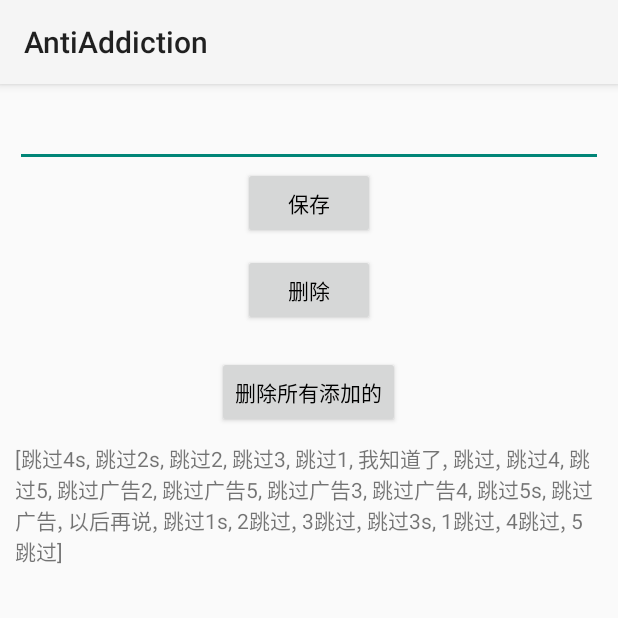
After one commit to buttonXin/antiaddiction, an Android app: the EditAdActivity screen opened directly, with no data from a screen before it, on a phone screen of 412 x 824 dp, the top half of it. The commit adds this screen. Run offline under Robolectric (Android 15) with nearby library versions, the phone set to English and light mode, and no system bars; libraries missing offline, so code that uses them is left out: com.hjq.toast.

```diff
--- a/app/src/main/java/com/oldhigh/antiaddiction/DataManager.java
+++ b/app/src/main/java/com/oldhigh/antiaddiction/DataManager.java
@@ -2,20 +2,24 @@ package com.oldhigh.antiaddiction;
 
 import android.content.Context;
 import android.content.SharedPreferences;
+import android.util.Log;
 
 import com.oldhigh.antiaddiction.bean.AppInfo;
 import com.oldhigh.antiaddiction.util.HelpUtil;
 
 import java.util.ArrayList;
+import java.util.Arrays;
 import java.util.HashSet;
 import java.util.List;
 import java.util.Set;
 
 public class DataManager {
 
+    public static final String TAG = DataManager.class.getSimpleName();
     private static DataManager instance;
 
     private Set<AppInfo> appInfoSets = new HashSet<>();
+    private Set<String> adNameSets;
     private Context context;
     private SharedPreferences sharedPreferences;
     private PackageEventListener listener;
@@ -38,6 +42,9 @@ public class DataManager {
     public void init(Context context) {
         this.context = context;
         sharedPreferences = context.getSharedPreferences("appInfo", Context.MODE_PRIVATE);
+
+        adNameSets = sharedPreferences.getStringSet("ads", new HashSet<>());
+        Log.e(TAG, "init: " + adNameSets.toString());
     }
 
 
@@ -88,6 +95,37 @@ public class DataManager {
         }
     }
 
+    public void addSkipAd(String ad) {
+        adNameSets.add(ad);
+        sharedPreferences.edit().putStringSet("ads", adNameSets).apply();
+    }
+
+    public void removeSkipAd(String ad) {
+        adNameSets.remove(ad);
+        sharedPreferences.edit().putStringSet("ads", adNameSets).apply();
+    }
+
+    public void removeAllEditAd() {
+        adNameSets.clear();
+        sharedPreferences.edit().putStringSet("ads", adNameSets).apply();
+    }
+
+    public Set<String> getAllAdName() {
+        List<String> strings = Arrays.asList(
+                "跳过5", "跳过4", "跳过3", "跳过2", "跳过1", "跳过",
+                "跳过5s", "跳过4s", "跳过3s", "跳过2s", "跳过1s", "跳过",
+                "5跳过", "4跳过", "3跳过", "2跳过", "1跳过", "跳过",
+                "跳过广告5", "跳过广告4", "跳过广告3", "跳过广告2", "跳过广告",
+                "我知道了",
+                "以后再说"
+        );
+        Set<String> result = new HashSet<>(strings);
+        Set<String> adsSets = sharedPreferences.getStringSet("ads", adNameSets);
+        result.addAll(adsSets);
+        return result;
+    }
+
+
     public void setPackageEventListener(PackageEventListener listener) {
         this.listener = listener;
     }
--- /dev/null
+++ b/app/src/main/java/com/oldhigh/antiaddiction/activity/EditAdActivity.java
@@ -0,0 +1,73 @@
+package com.oldhigh.antiaddiction.activity;
+
+import android.text.TextUtils;
+import android.widget.Button;
+import android.widget.EditText;
+import android.widget.TextView;
+
+import com.hjq.toast.ToastUtils;
+import com.oldhigh.antiaddiction.DataManager;
+import com.oldhigh.antiaddiction.R;
+
+import java.util.Set;
+
+public class EditAdActivity extends BaseActivity {
+
+    private Button btnSave;
+    private EditText mEditText;
+    private TextView mTextView;
+
+    @Override
+    protected int layoutId() {
+        return R.layout.activity_edit_ad;
+    }
+
+    @Override
+    protected void initView() {
+        mEditText = findViewById(R.id.et_ad);
+        mTextView = findViewById(R.id.tv_all_ad);
+        btnSave = findViewById(R.id.btn_save);
+        findViewById(R.id.btn_delete_all).setOnClickListener(v -> {
+            DataManager.get().removeAllEditAd();
+            ToastUtils.show("删除所有成功");
+            mEditText.getText().clear();
+            updateAllAd();
+        });
+
+        findViewById(R.id.btn_delete).setOnClickListener(v -> {
+            String adName = mEditText.getText().toString();
+            if (TextUtils.isEmpty(adName)) {
+                ToastUtils.show("请输入广告文案");
+                return;
+            }
+            DataManager.get().removeSkipAd(adName);
+            ToastUtils.show("删除成功");
+            updateAllAd();
+        });
+
+        btnSave.setOnClickListener(v -> {
+            String adName = mEditText.getText().toString();
+            if (TextUtils.isEmpty(adName)) {
+                ToastUtils.show("请输入广告文案");
+                return;
+            }
+            DataManager.get().addSkipAd(adName);
+            ToastUtils.show("保存成功");
+            mEditText.getText().clear();
+            updateAllAd();
+        });
+    }
+
+    @Override
+    protected void initData() {
+
+        updateAllAd();
+
+    }
+
+    public void updateAllAd() {
+        Set<String> allAdName = DataManager.get().getAllAdName();
+
+        mTextView.setText(allAdName.toString());
+    }
+}
--- /dev/null
+++ b/app/src/main/res/layout/activity_edit_ad.xml
@@ -0,0 +1,49 @@
+<?xml version="1.0" encoding="utf-8"?>
+<LinearLayout xmlns:android="http://schemas.android.com/apk/res/android"
+    android:layout_width="match_parent"
+    android:layout_height="wrap_content"
+    android:layout_margin="10dp"
+    android:orientation="vertical">
+
+    <EditText
+        android:id="@+id/et_ad"
+        android:layout_width="match_parent"
+        android:layout_height="wrap_content" />
+
+    <Button
+        android:id="@+id/btn_save"
+        android:layout_width="wrap_content"
+        android:layout_height="wrap_content"
+        android:layout_gravity="center"
+        android:gravity="center"
+        android:paddingTop="10dp"
+        android:text="保存"
+        android:textColor="@color/black" />
+
+    <Button
+        android:id="@+id/btn_delete"
+        android:layout_width="wrap_content"
+        android:layout_height="wrap_content"
+        android:layout_gravity="center"
+        android:gravity="center"
+        android:layout_margin="10dp"
+        android:text="删除"
+        android:textColor="@color/black" />
+
+    <Button
+        android:id="@+id/btn_delete_all"
+        android:layout_width="wrap_content"
+        android:layout_height="wrap_content"
+        android:layout_gravity="center"
+        android:gravity="center"
+        android:layout_margin="10dp"
+        android:text="删除所有添加的"
+        android:textColor="@color/black" />
+
+
+    <TextView
+        android:id="@+id/tv_all_ad"
+        android:layout_width="match_parent"
+        android:layout_height="wrap_content" />
+
+</LinearLayout>
--- a/gradle.properties
+++ b/gradle.properties
@@ -17,3 +17,4 @@ org.gradle.jvmargs=-Xmx2048m -Dfile.encoding=UTF-8
 android.useAndroidX=true
 # Automatically convert third-party libraries to use AndroidX
 android.enableJetifier=true
+android.injected.testOnly=false
```
Also changed, not shown: app/build.gradle (+10 -8 lines), app/src/main/AndroidManifest.xml (+7 -1 lines), app/src/main/java/com/oldhigh/antiaddiction/activity/MainActivity.java (+13 -2 lines), app/src/main/java/com/oldhigh/antiaddiction/service/AntiAddictionService.java (+8 -8 lines), build.gradle (+3 -16 lines), settings.gradle (+18 -0 lines).
